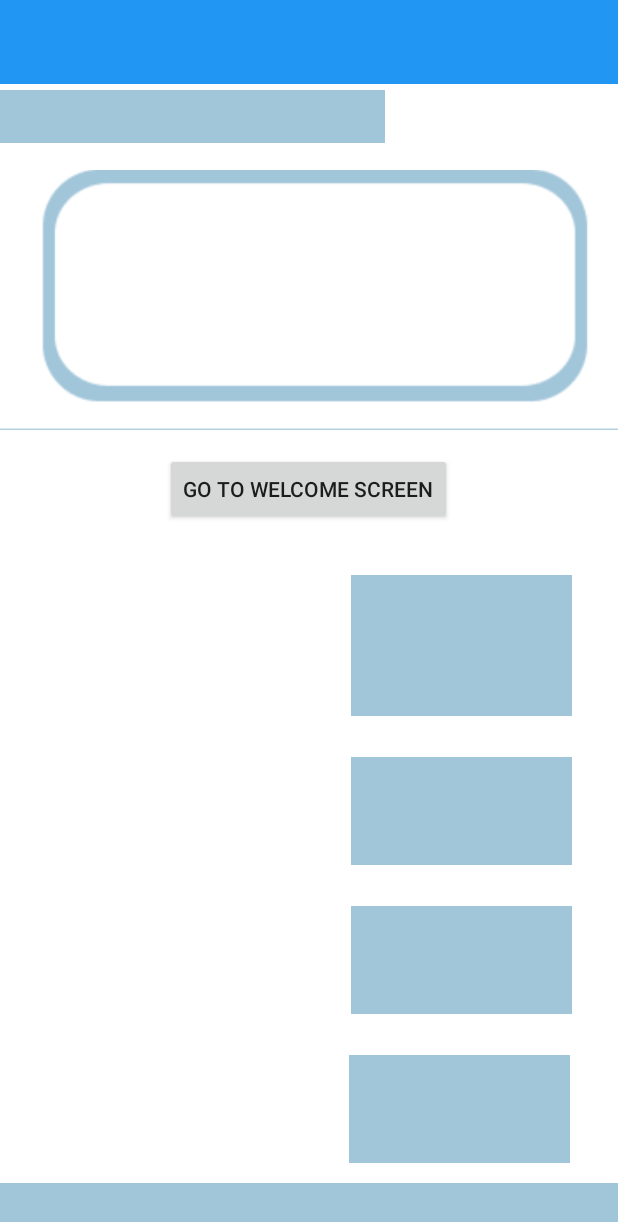
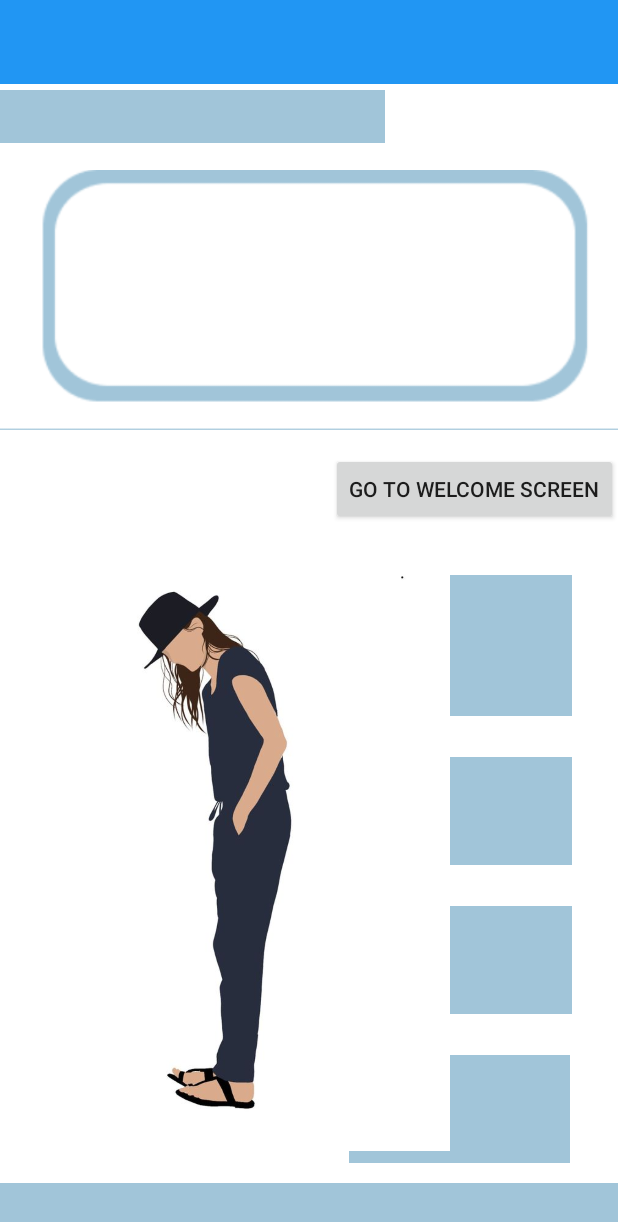
Before and after one commit to ibalm9/LivingAlive, an Android app: the screen it shows after launch (MainActivity), on a phone screen of 412 x 824 dp. Shown: the top 1222 px of the screen. Run offline under Robolectric (Android 15) with nearby library versions, the phone set to English and light mode, and no system bars.

Commit message:
Update activity_main.xml

```diff
--- a/app/src/main/res/layout/activity_main.xml
+++ b/app/src/main/res/layout/activity_main.xml
@@ -12,6 +12,7 @@
         android:id="@+id/button"
         android:layout_width="wrap_content"
         android:layout_height="wrap_content"
+        android:layout_alignParentRight="true"
         android:layout_centerHorizontal="true"
         android:text="Go To Welcome Screen"
         android:layout_below="@id/img"/>
@@ -71,7 +72,7 @@
         android:id="@+id/rectangle_7"
         android:layout_width="147dp"
         android:layout_height="72dp"
-
+    android:nextFocusForward="@drawable/dada"
         android:layout_above="@+id/rectangle_8"
         android:layout_alignEnd="@+id/rectangle_8"
         android:layout_alignRight="@+id/rectangle_8"
@@ -108,5 +109,13 @@
         android:layout_marginBottom="37dp"
         android:background="@drawable/rectangle_3" />
 
+    <ImageView
+        android:layout_width="300dp"
+        android:layout_height="400dp"
+
+        android:layout_above="@+id/rectangle_1"
+        android:layout_marginBottom="45dp"
+        android:src="@drawable/dada" />
+
 
 </RelativeLayout>
```
